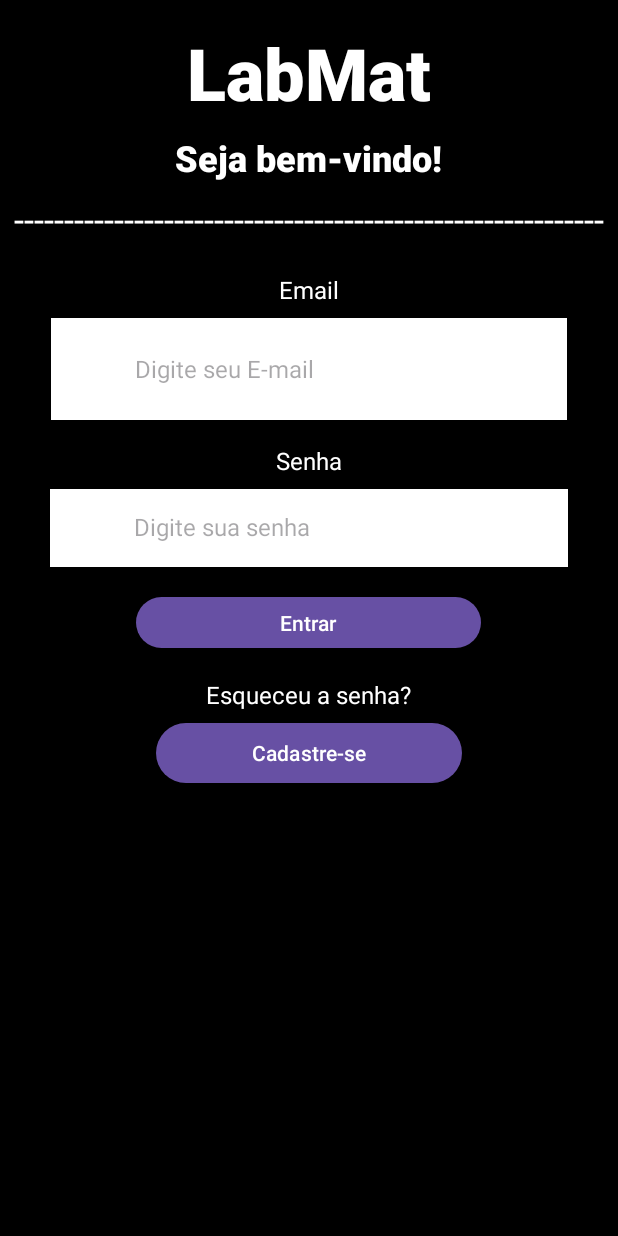
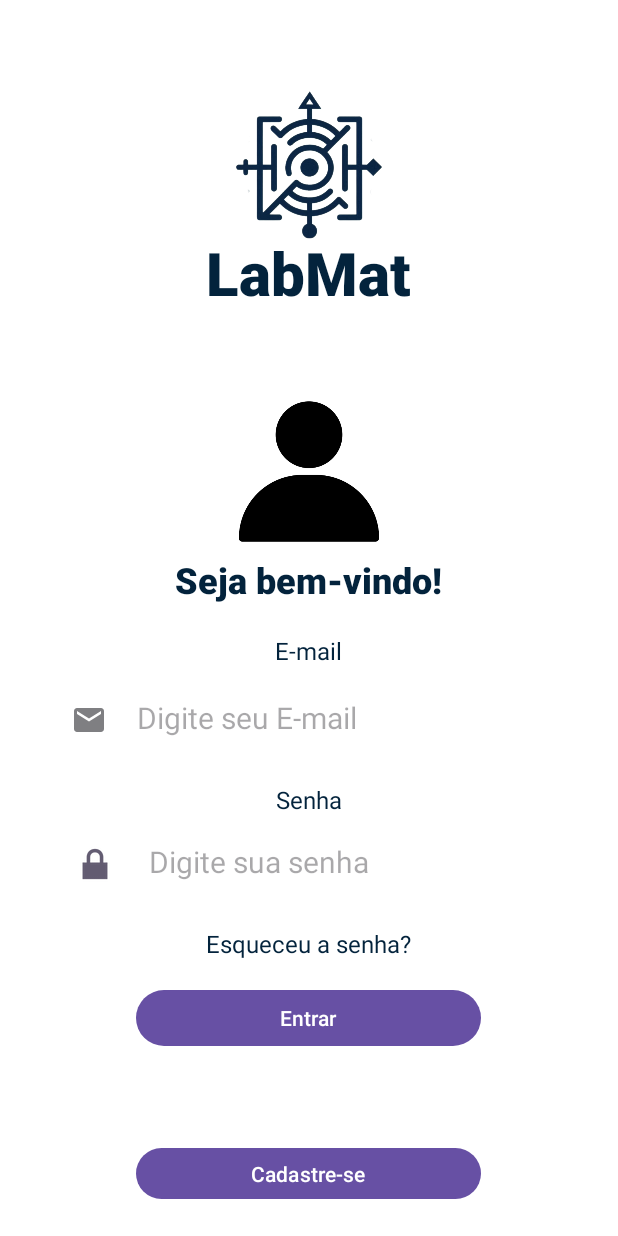
Before and after one commit to vRodrigues22/LabMatApp, an Android app: the ClientesActivity screen opened directly, with no data from a screen before it, on a phone screen of 412 x 824 dp. Run offline under Robolectric (Android 15) with nearby library versions, the phone set to English and light mode, and no system bars; our stand-ins replace Firebase (no records; nobody signed in at launch, a user with empty details on screens opened directly).

Commit message:
tela login

```diff
--- a/app/src/main/res/layout/activity_clientes.xml
+++ b/app/src/main/res/layout/activity_clientes.xml
@@ -1,81 +1,90 @@
 <?xml version="1.0" encoding="utf-8"?>
-<ScrollView
-    xmlns:android="http://schemas.android.com/apk/res/android"
+<ScrollView xmlns:android="http://schemas.android.com/apk/res/android"
     xmlns:app="http://schemas.android.com/apk/res-auto"
     xmlns:tools="http://schemas.android.com/tools"
     android:layout_width="match_parent"
     android:layout_height="match_parent"
+    android:layout_gravity="center"
+    android:background="@color/black"
     android:fillViewport="true"
-    android:gravity="center_vertical"
-    android:background= "@color/black">
+    android:gravity="center_vertical">
+
     <LinearLayout
         android:layout_width="match_parent"
         android:layout_height="match_parent"
+        android:layout_gravity="center_vertical|center_horizontal"
+        android:background="@color/white"
         android:orientation="vertical"
-        android:layout_gravity="center_vertical|center_horizontal"
         tools:context=".activities.ClientesActivity">
+
+        <ImageView
+            android:id="@+id/imageView2"
+            android:layout_width="196dp"
+            android:layout_height="200dp"
+            android:layout_gravity="center"
+            android:layout_marginTop="10dp"
+            android:visibility="visible"
+            app:srcCompat="@drawable/labmatttt" />
+
+        <TextView
+            android:layout_width="wrap_content"
+            android:layout_height="wrap_content"
+            android:layout_gravity="center"
+            android:layout_marginTop="-55dp"
+            android:fontFamily="sans-serif-black"
+            android:text="LabMat"
+            android:textColor="#03233C"
+            android:textSize="40sp" />
+
+        <ImageView
+            android:id="@+id/imageView3"
+            android:layout_width="136dp"
+            android:layout_height="111dp"
+            android:layout_gravity="center"
+            android:layout_marginTop="50dp"
+            app:srcCompat="@drawable/perfil" />
 
         <TextView
             android:layout_width="wrap_content"
             android:layout_height="wrap_content"
             android:layout_gravity="center_horizontal"
-            android:layout_marginTop="16dp"
             android:fontFamily="sans-serif-black"
-            android:textColor="@color/white"
-            android:text="LabMat"
-            android:textSize="48sp" />
-
-        <TextView
-            android:layout_width="wrap_content"
-            android:layout_height="wrap_content"
-            android:layout_gravity="center_horizontal"
-            android:layout_marginTop="8dp"
-            android:fontFamily="sans-serif-black"
-            android:textColor="@color/white"
             android:text="Seja bem-vindo!"
-            android:textSize="24sp" />
-
-        <TextView
-            android:layout_width="wrap_content"
-            android:layout_height="wrap_content"
-            android:layout_gravity="center_horizontal"
-            android:textColor="@color/white"
-            android:layout_marginTop="8dp"
-            android:text="-----------------------------------------------------------"
+            android:textColor="#03233C"
             android:textSize="24sp" />
 
         <TextView
             android:id="@+id/textView17"
             android:layout_width="wrap_content"
-            android:layout_height="wrap_content"
+            android:layout_height="25dp"
             android:layout_gravity="center_horizontal"
-            android:textColor="@color/white"
             android:layout_marginTop="20dp"
-            android:text="Email"
+            android:text="E-mail"
+            android:textColor="#03233C"
             android:textSize="16sp" />
 
         <EditText
             android:id="@+id/edt_email2"
-            android:layout_width="344dp"
-            android:layout_height="68dp"
+            android:layout_width="345dp"
+            android:layout_height="52dp"
             android:layout_gravity="center_horizontal"
-            android:layout_marginTop="8dp"
-            android:drawableStart="@drawable/ic_email_red"
+            android:layout_marginTop="6dp"
             android:background="@color/white"
-            android:drawablePadding="16dp"
+            android:drawableStart="@drawable/ic_email"
+            android:drawablePadding="20dp"
             android:hint="Digite seu E-mail"
             android:inputType="textEmailAddress"
-            android:padding="16dp"
-            android:textSize="16sp" />
+            android:padding="14dp"
+            android:textSize="20sp" />
 
         <TextView
             android:id="@+id/textView10"
             android:layout_width="wrap_content"
             android:layout_height="wrap_content"
             android:layout_gravity="center_horizontal"
-            android:textColor="@color/white"
             android:layout_marginTop="16dp"
             android:text="Senha"
+            android:textColor="#03233C"
             android:textSize="16sp" />
 
         <EditText
@@ -83,40 +92,42 @@
             android:layout_width="345dp"
             android:layout_height="52dp"
             android:layout_gravity="center_horizontal"
-            android:layout_marginTop="8dp"
-            android:drawableStart="@drawable/ic_password"
+            android:layout_marginTop="6dp"
             android:background="@color/white"
-            android:drawablePadding="16dp"
+            android:drawableStart="@android:drawable/ic_lock_lock"
+            android:drawablePadding="20dp"
             android:hint="Digite sua senha"
             android:inputType="textPassword"
-            android:padding="16dp"
+            android:padding="14dp"
+            android:textSize="20sp" />
+
+        <TextView
+            android:id="@+id/esqueceuSenhaTextView"
+            android:layout_width="wrap_content"
+            android:layout_height="wrap_content"
+            android:layout_gravity="center_horizontal"
+            android:layout_marginTop="16dp"
+            android:text="Esqueceu a senha?"
+            android:textColor="#03233C"
             android:textSize="16sp" />
 
         <Button
             android:id="@+id/entrarButtoncliente"
             android:layout_width="230dp"
-            android:layout_height="42dp"
+            android:layout_height="45dp"
+            android:layout_gravity="center_horizontal"
             android:layout_marginTop="16dp"
-            android:text="Entrar"
-            android:layout_gravity="center_horizontal" />
-        <TextView
-            android:id="@+id/esqueceuSenhaTextView"
-            android:layout_width="wrap_content"
-            android:layout_height="wrap_content"
-            android:layout_gravity="center_horizontal"
-            android:textColor="@color/white"
-            android:layout_marginTop="16dp"
-            android:text="Esqueceu a senha?"
-            android:textSize="16sp"
-      />
+            android:text="Entrar" />
 
         <Button
             android:id="@+id/buttoncadastrocliente"
-            android:layout_width="204dp"
-            android:layout_height="wrap_content"
-            android:layout_marginTop="4dp"
+            android:layout_width="230dp"
+            android:layout_height="42dp"
+            android:layout_gravity="center_horizontal"
+            android:layout_marginTop="60dp"
             android:text="Cadastre-se"
-            android:layout_gravity="center_horizontal" />
+            android:visibility="visible"
+            tools:visibility="visible" />
 
     </LinearLayout>
 </ScrollView>
--- a/app/src/main/res/layout/activity_main.xml
+++ b/app/src/main/res/layout/activity_main.xml
@@ -14,17 +14,17 @@
         android:layout_width="wrap_content"
         android:layout_height="wrap_content"
         android:layout_gravity="center_horizontal"
-        android:layout_marginTop="28dp"
+        android:layout_marginTop="-60dp"
         android:fontFamily="sans-serif-black"
         android:text="LabMat"
-        android:textColor="@color/black"
+        android:textColor="#03233C"
         android:textSize="48sp"
         app:layout_constraintBottom_toBottomOf="parent"
         app:layout_constraintEnd_toEndOf="parent"
         app:layout_constraintHorizontal_bias="0.497"
         app:layout_constraintStart_toStartOf="parent"
         app:layout_constraintTop_toBottomOf="@+id/imageView"
-        app:layout_constraintVertical_bias="0.051" />
+        app:layout_constraintVertical_bias="0.0" />
 
     <Button
         android:id="@+id/buttonclientes"
@@ -48,17 +48,31 @@
         app:layout_constraintEnd_toEndOf="parent"
         app:layout_constraintStart_toStartOf="parent"
         app:layout_constraintTop_toBottomOf="@+id/buttonclientes"
-        app:layout_constraintVertical_bias="0.25"
+        app:layout_constraintVertical_bias="0.166"
+        app:layout_constraintVertical_chainStyle="packed" />
+
+    <Button
+        android:id="@+id/button3"
+        android:layout_width="273dp"
+        android:layout_height="66dp"
+        android:text="Nível 3"
+        android:textSize="24sp"
+        app:layout_constraintBottom_toBottomOf="parent"
+        app:layout_constraintEnd_toEndOf="parent"
+        app:layout_constraintHorizontal_bias="0.521"
+        app:layout_constraintStart_toStartOf="parent"
+        app:layout_constraintTop_toBottomOf="@+id/buttonclientes"
+        app:layout_constraintVertical_bias="0.489"
         app:layout_constraintVertical_chainStyle="packed" />
 
     <ImageView
         android:id="@+id/imageView"
-        android:layout_width="381dp"
-        android:layout_height="271dp"
+        android:layout_width="415dp"
+        android:layout_height="270dp"
         app:layout_constraintEnd_toEndOf="parent"
         app:layout_constraintHorizontal_bias="0.533"
         app:layout_constraintStart_toStartOf="parent"
-        app:srcCompat="@drawable/labmatttt"
-        tools:layout_editor_absoluteY="16dp" />
+        app:layout_constraintTop_toTopOf="parent"
+        app:srcCompat="@drawable/labmatttt" />
 
 </androidx.constraintlayout.widget.ConstraintLayout>
```
